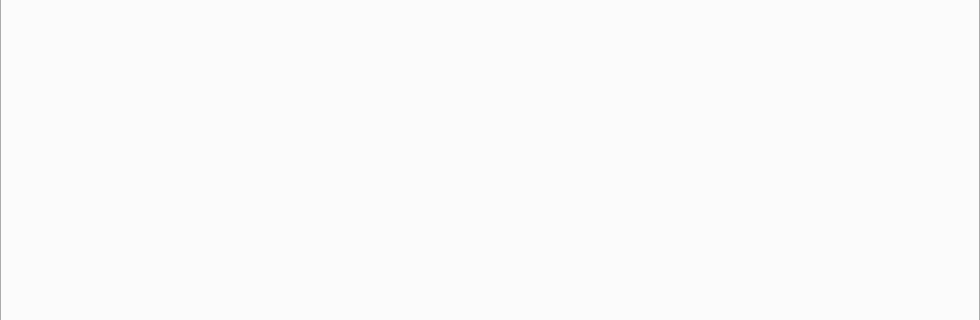
Before: the Qt Designer form geoplateforme/gui/dashboard/wdg_dashboard.ui in JulesGrillot/plugin-qgis-geoplateforme, drawn with Qt 5; both pictures show x 0 to 980 and y 325 to 645 of the 980 by 862 pixel window.
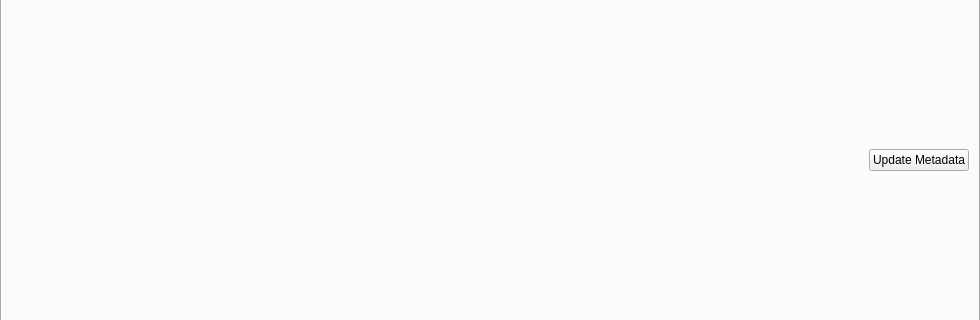
After: the same form once the commit is applied. The open tabs and pages were chosen to show the change. Custom widgets are drawn as their Qt base class.

Commit message: feat(metadata): update widget and generate xml file to update metadata

```diff
--- a/geoplateforme/gui/dashboard/wdg_dashboard.ui
+++ b/geoplateforme/gui/dashboard/wdg_dashboard.ui
@@ -139,6 +139,30 @@
        <item>
         <layout class="QGridLayout" name="metadata_layout"/>
        </item>
+       <item>
+        <layout class="QHBoxLayout" name="horizontalLayout_3">
+         <item>
+          <spacer name="horizontalSpacer_2">
+           <property name="orientation">
+            <enum>Qt::Horizontal</enum>
+           </property>
+           <property name="sizeHint" stdset="0">
+            <size>
+             <width>40</width>
+             <height>20</height>
+            </size>
+           </property>
+          </spacer>
+         </item>
+         <item>
+          <widget class="QPushButton" name="btn_update_metadata">
+           <property name="text">
+            <string>Update Metadata</string>
+           </property>
+          </widget>
+         </item>
+        </layout>
+       </item>
       </layout>
      </widget>
      <widget class="QWidget" name="tab_dataset">
```
Left out of the diff: 8 changed lines with no effect on the pictures. The commit also changes 8 other files.
